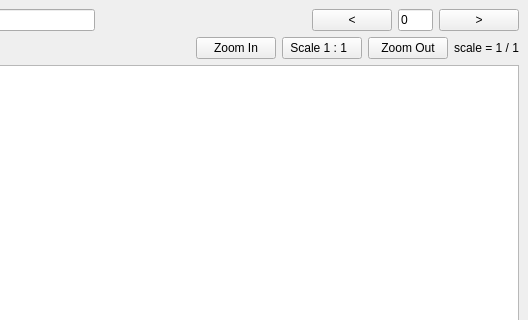
First picture: the form in src/client/view_client.ui, repository ccp4/DUI2, before the edit; both pictures show x 217 to 745 and y 0 to 320 of the 745 by 694 pixel window.
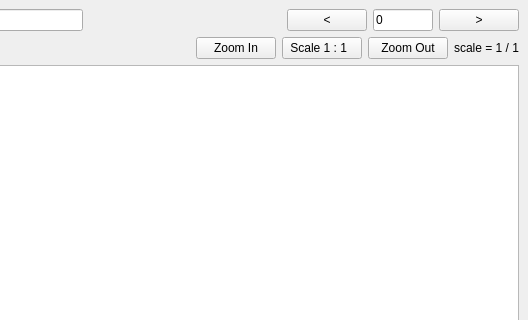
Second picture: the form after the edit.

Commit message: tweaking image viewer GUI

```diff
--- a/src/client/view_client.ui
+++ b/src/client/view_client.ui
@@ -57,6 +57,12 @@
             <verstretch>0</verstretch>
            </sizepolicy>
           </property>
+          <property name="minimumSize">
+           <size>
+            <width>60</width>
+            <height>0</height>
+           </size>
+          </property>
           <property name="maximumSize">
            <size>
             <width>35</width>
```
The commit also changes 1 other file.
